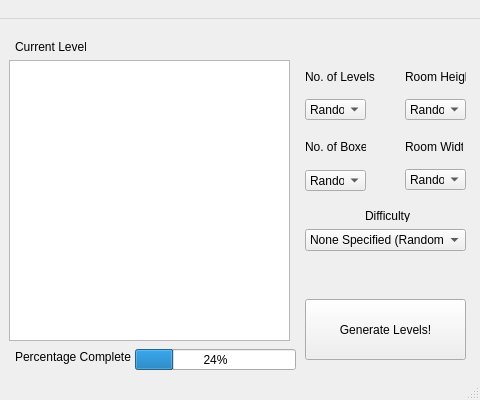
Qt form mainwindow.ui (RBrNx/SokoGenerator) before a commit; both pictures show x 305 to 785 and y 0 to 400 of the 785 by 400 pixel window.
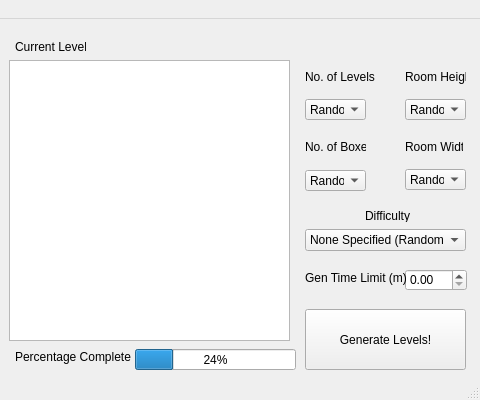
The same form after that commit.

Diff of the .ui file:
```diff
--- a/mainwindow.ui
+++ b/mainwindow.ui
@@ -39,7 +39,7 @@
     <property name="geometry">
      <rect>
       <x>610</x>
-      <y>280</y>
+      <y>290</y>
       <width>161</width>
       <height>61</height>
      </rect>
@@ -453,6 +453,35 @@
      </rect>
     </property>
    </widget>
+   <widget class="QDoubleSpinBox" name="spin_TimeLimit">
+    <property name="geometry">
+     <rect>
+      <x>710</x>
+      <y>250</y>
+      <width>62</width>
+      <height>22</height>
+     </rect>
+    </property>
+    <property name="singleStep">
+     <double>0.100000000000000</double>
+    </property>
+   </widget>
+   <widget class="QLabel" name="label_TimeLimitLength">
+    <property name="geometry">
+     <rect>
+      <x>610</x>
+      <y>250</y>
+      <width>101</width>
+      <height>16</height>
+     </rect>
+    </property>
+    <property name="text">
+     <string>Gen Time Limit (m)</string>
+    </property>
+    <property name="alignment">
+     <set>Qt::AlignBottom|Qt::AlignLeading|Qt::AlignLeft</set>
+    </property>
+   </widget>
   </widget>
   <widget class="QMenuBar" name="menuBar">
    <property name="geometry">
```
Left out of the diff: 55 changed lines with no effect on the pictures.
